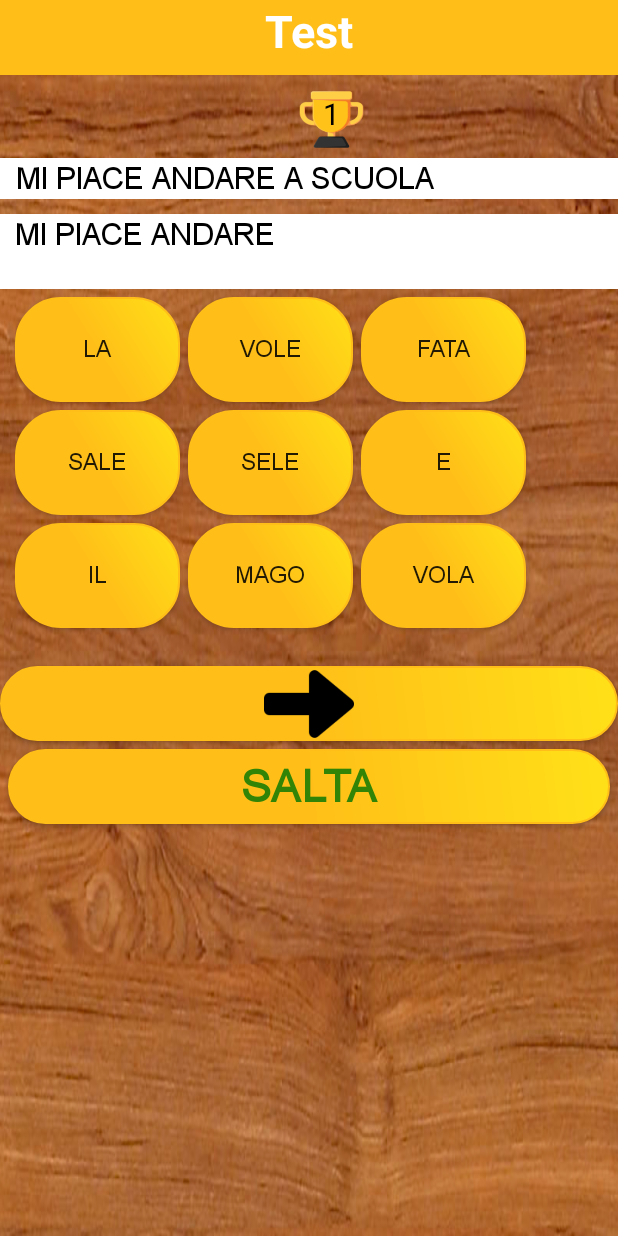
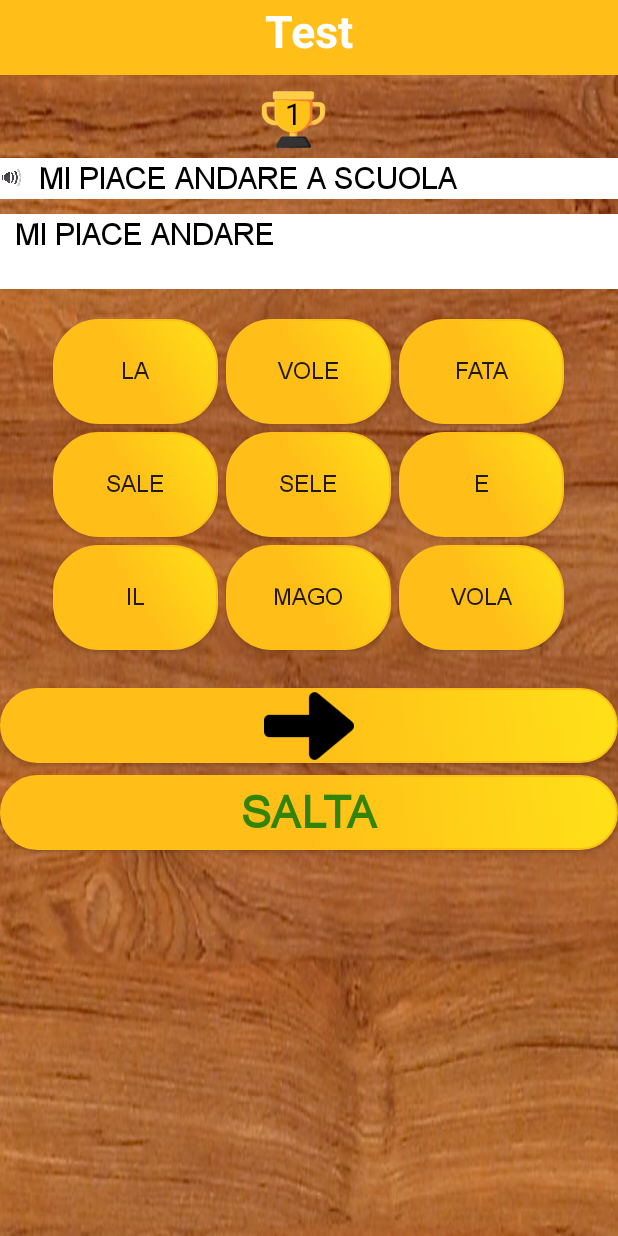
Before and after one commit to AlfonsoAquino/DSAGame, an Android app: the TestDislessiaActivity screen opened directly, with no data from a screen before it, on a phone screen of 412 x 824 dp. Run offline under Robolectric (Android 15) with nearby library versions, the phone set to English and light mode, and no system bars; our stand-ins replace Volley; libraries missing offline, so code that uses them is left out: me.grantland.widget; plain views replace AutofitTextView; 4 statements that could not run were skipped.

Commit message:
centrata la griglia bottoni

```diff
--- a/app/src/main/res/layout/test_dislessia.xml
+++ b/app/src/main/res/layout/test_dislessia.xml
@@ -55,7 +55,7 @@
                 android:id="@+id/frasi_sbagliate"
                 android:layout_width="0dp"
                 android:layout_height="0dp"
-                android:layout_marginRight="50dp"
+                android:layout_marginRight="0dp"
                 android:background="@drawable/button_normal"
                 android:padding="5dp"
                 android:text="0/21"
@@ -87,8 +87,8 @@
 
             <Button
                 android:id="@+id/ascolta_audio"
-                android:layout_width="0dp"
-                android:layout_height="0dp"
+                android:layout_width="15dp"
+                android:layout_height="15dp"
                 android:background="@drawable/audio" />
 
             <me.grantland.widget.AutofitTextView
@@ -129,21 +129,21 @@
 
         <GridLayout
             android:id="@+id/relative_layout_due"
-            android:layout_width="match_parent"
+            android:layout_width="wrap_content"
             android:layout_height="wrap_content"
             android:layout_below="@+id/linear_layoutdue"
             android:layout_centerHorizontal="true"
             android:layout_marginLeft="20dp"
+            android:layout_marginTop="20dp"
             android:columnCount="3"
-            android:rowCount="3"
-            android:layout_marginTop="5dp">
+            android:rowCount="3">
 
             <Button
                 android:id="@+id/uno_bnt"
                 android:layout_width="110dp"
                 android:layout_height="70dp"
+                android:layout_marginRight="5dp"
                 android:layout_marginBottom="5dp"
-                android:layout_marginRight="5dp"
                 android:background="@drawable/button_normal_orange"
                 android:fontFamily="@font/arial"
                 android:onClick="ScriviParola"
@@ -155,8 +155,8 @@
                 android:id="@+id/due_bnt"
                 android:layout_width="110dp"
                 android:layout_height="70dp"
+                android:layout_marginRight="5dp"
                 android:layout_marginBottom="5dp"
-                android:layout_marginRight="5dp"
                 android:background="@drawable/button_normal_orange"
                 android:fontFamily="@font/arial"
                 android:onClick="ScriviParola"
@@ -181,8 +181,8 @@
                 android:id="@+id/quattro_bnt"
                 android:layout_width="110dp"
                 android:layout_height="70dp"
+                android:layout_marginRight="5dp"
                 android:layout_marginBottom="5dp"
-                android:layout_marginRight="5dp"
                 android:background="@drawable/button_normal_orange"
                 android:fontFamily="@font/arial"
                 android:onClick="ScriviParola"
@@ -194,8 +194,8 @@
                 android:id="@+id/cinque_bnt"
                 android:layout_width="110dp"
                 android:layout_height="70dp"
+                android:layout_marginRight="5dp"
                 android:layout_marginBottom="5dp"
-                android:layout_marginRight="5dp"
                 android:background="@drawable/button_normal_orange"
                 android:fontFamily="@font/arial"
                 android:onClick="ScriviParola"
@@ -219,8 +219,8 @@
                 android:id="@+id/sette_bnt"
                 android:layout_width="110dp"
                 android:layout_height="70dp"
+                android:layout_marginRight="5dp"
                 android:layout_marginBottom="5dp"
-                android:layout_marginRight="5dp"
                 android:background="@drawable/button_normal_orange"
                 android:fontFamily="@font/arial"
                 android:onClick="ScriviParola"
@@ -232,8 +232,8 @@
                 android:id="@+id/otto_bnt"
                 android:layout_width="110dp"
                 android:layout_height="70dp"
+                android:layout_marginRight="5dp"
                 android:layout_marginBottom="5dp"
-                android:layout_marginRight="5dp"
                 android:background="@drawable/button_normal_orange"
                 android:fontFamily="@font/arial"
                 android:onClick="ScriviParola"
@@ -284,19 +284,19 @@
             android:textStyle="bold" />
 
         <Button
+            android:id="@+id/Salta"
             android:layout_width="match_parent"
             android:layout_height="50dp"
             android:layout_below="@id/controlla"
             android:layout_centerHorizontal="true"
-            android:layout_margin="5dp"
+            android:layout_marginTop="8dp"
             android:background="@drawable/button_normal_orange"
             android:fontFamily="@font/arial"
             android:onClick="Salta"
             android:text="Salta"
             android:textColor="#328406"
             android:textSize="30dp"
-            android:textStyle="bold"
-            android:id="@+id/Salta"/>
+            android:textStyle="bold" />
 
         <LinearLayout
             android:layout_width="match_parent"
```
Also changed, not shown: app/src/main/res/drawable/chiave1.png (added), app/src/main/res/drawable/chiave10.png (added), app/src/main/res/drawable/chiave11.png (added), app/src/main/res/drawable/chiave2.png (added), app/src/main/res/drawable/chiave3.png (added), app/src/main/res/drawable/chiave4.png (added), app/src/main/res/drawable/chiave5.png (added), app/src/main/res/drawable/chiave6.png (added), app/src/main/res/drawable/chiave7.png (added), app/src/main/res/drawable/chiave8.png (added), app/src/main/res/drawable/chiave9.png (added).
